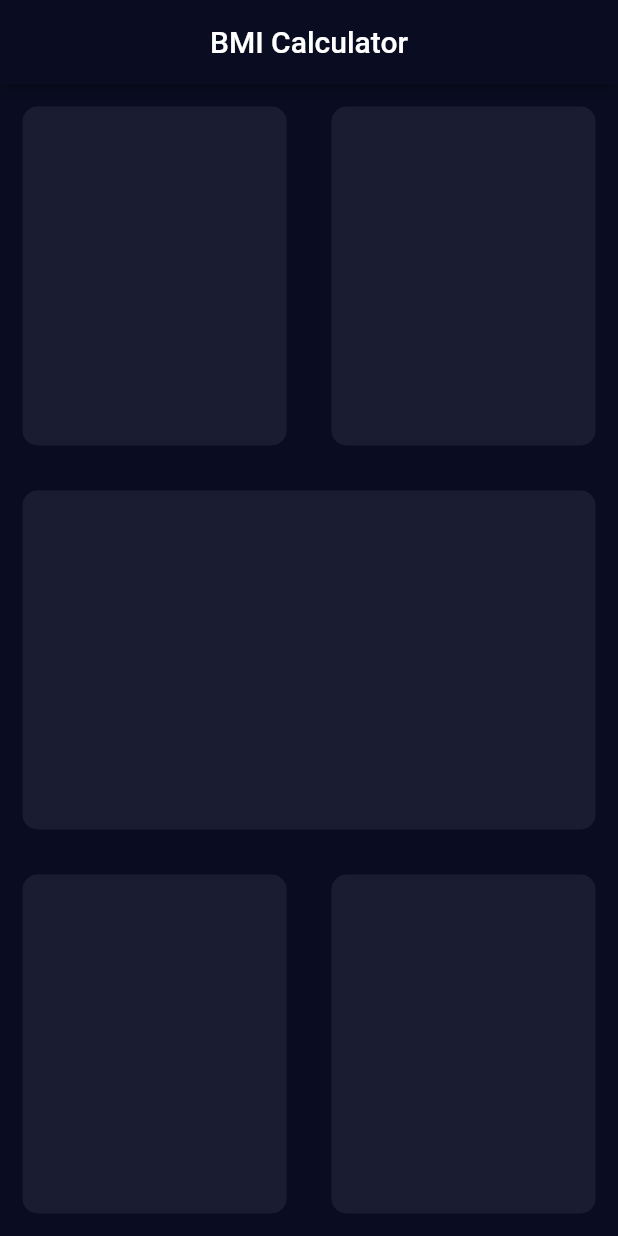
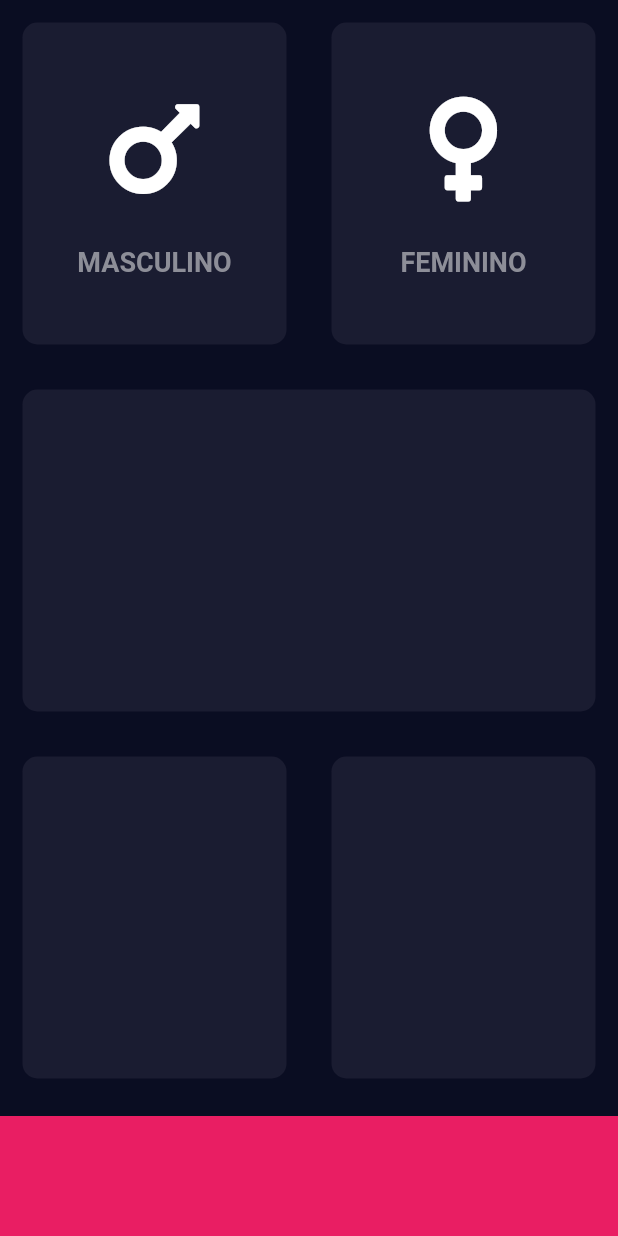
Before and after one commit to Esan2019/Flutter-BMI-Calculator, a Flutter app: the screen it shows after launch, on a phone screen of 412 x 824 dp. Run offline on Flutter 3.47's test engine with Material 2 defaults, Android fonts, the phone set to English and light mode, and no system bars; our stand-ins replace font_awesome_flutter.

Commit message:
Input page layout refactored

```diff
--- /dev/null
+++ b/lib/default_card.dart
@@ -0,0 +1,20 @@
+import 'package:flutter/material.dart';
+
+class DefaultCard extends StatelessWidget {
+  final Color color;
+  final Widget cardChild;
+
+  DefaultCard({this.color = const Color(0xDD1D1E33), this.cardChild});
+
+  @override
+  Widget build(BuildContext context) {
+    return Container(
+      margin: EdgeInsets.all(15.0),
+      decoration: BoxDecoration(
+        color: color,
+        borderRadius: BorderRadius.circular(10.0),
+      ),
+      child: cardChild,
+    );
+  }
+}
--- /dev/null
+++ b/lib/icon_content.dart
@@ -0,0 +1,31 @@
+import 'package:flutter/material.dart';
+
+class IconContent extends StatelessWidget {
+  IconContent(this.icon, this.text);
+
+  final IconData icon;
+  final String text;
+
+  @override
+  Widget build(BuildContext context) {
+    return Column(
+      mainAxisAlignment: MainAxisAlignment.center,
+      children: <Widget>[
+        Icon(
+          icon,
+          size: 80.0,
+        ),
+        SizedBox(
+          height: 25.0,
+        ),
+        Text(
+          text,
+          style: TextStyle(
+              fontSize: 18.0,
+              color: Color(0xFF8D8E98),
+              fontWeight: FontWeight.bold),
+        ),
+      ],
+    );
+  }
+}
--- a/lib/input_page.dart
+++ b/lib/input_page.dart
@@ -1,4 +1,8 @@
 import 'package:flutter/material.dart';
+import 'package:font_awesome_flutter/font_awesome_flutter.dart';
+
+import 'default_card.dart';
+import 'icon_content.dart';
 
 class InputPage extends StatefulWidget {
   @override
@@ -9,20 +13,23 @@ class _InputPageState extends State<InputPage> {
   @override
   Widget build(BuildContext context) {
     return Scaffold(
-        appBar: AppBar(
-          title: Text('BMI Calculator'),
-          centerTitle: true,
-        ),
-        body: Column(
+        body: SafeArea(
+          child: Column(
             children: <Widget>[
               Expanded(
                 child: Row(
                   children: <Widget>[
                     Expanded(
-                    child: DefaultCard(),
+                      child: DefaultCard(
+                        cardChild: IconContent(
+                            FontAwesomeIcons.mars, 'MASCULINO'),
+                      ),
                     ),
                     Expanded(
-                    child: DefaultCard(),
+                      child: DefaultCard(
+                        cardChild: IconContent(
+                            FontAwesomeIcons.venus, 'FEMININO'),
+                      ),
                     )
                   ],
                 ),
@@ -42,25 +49,14 @@ class _InputPageState extends State<InputPage> {
                   ],
                 ),
               ),
+              Container(
+                color: Colors.pink,
+                width: double.infinity,
+                height: 80.0,
+                margin: EdgeInsets.only(top: 10.0),
+              )
             ],
+          ),
         ));
   }
 }
-
-class DefaultCard extends StatelessWidget {
-
-  final Color color;
-
-  DefaultCard({this.color = const Color(0xDD1D1E33)});
-
-  @override
-  Widget build(BuildContext context) {
-    return Container(
-      margin: EdgeInsets.all(15.0),
-      decoration: BoxDecoration(
-        color: color,
-        borderRadius: BorderRadius.circular(10.0),
-      ),
-    );
-  }
-}
--- a/pubspec.yaml
+++ b/pubspec.yaml
@@ -28,6 +28,7 @@ dependencies:
   # The following adds the Cupertino Icons font to your application.
   # Use with the CupertinoIcons class for iOS style icons.
   cupertino_icons: ^0.1.3
+  font_awesome_flutter: ^8.8.1
 
 dev_dependencies:
   flutter_test:
```
Lines whose indentation alone changed are shown as unchanged.
